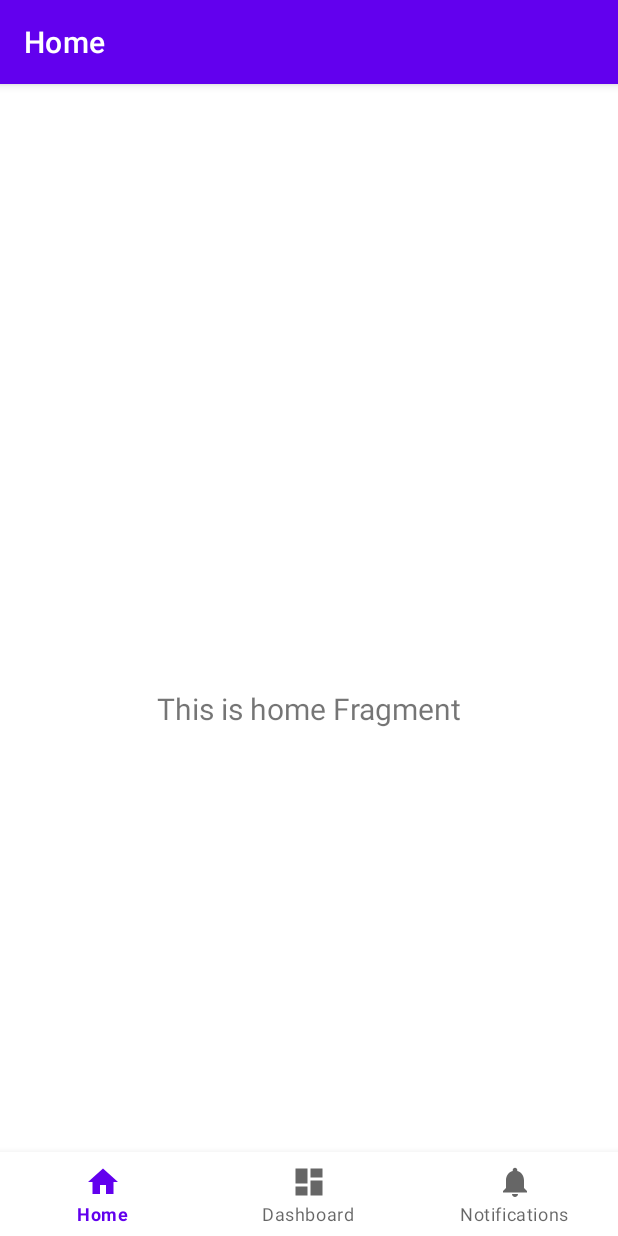
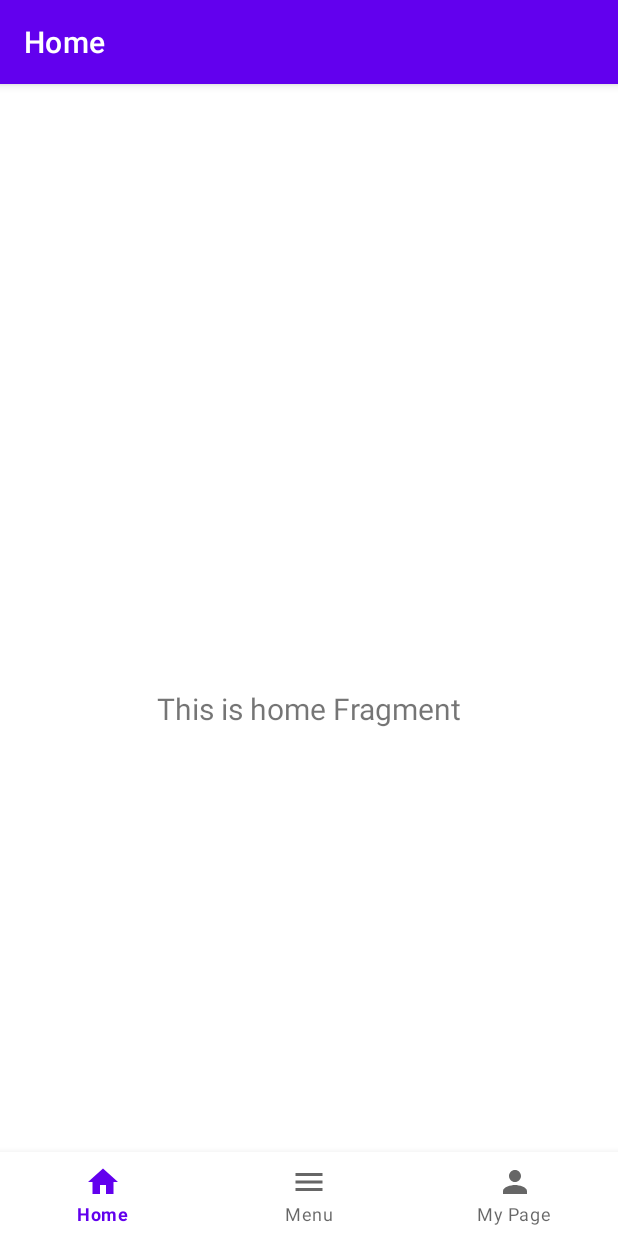
Before and after one commit to Parkjinhye/Cafe-App, an Android app: the screen it shows after launch (MainActivity), on a phone screen of 412 x 824 dp. Run offline under Robolectric (Android 15) with nearby library versions, the light colour scheme and no system bars; our stand-ins replace navigation-ui.

Commit message:
아이콘 변경, 메뉴페이지 텍스트 삭제

```diff
--- /dev/null
+++ b/app/src/main/res/drawable/baseline_menu_24.xml
@@ -0,0 +1,5 @@
+<vector xmlns:android="http://schemas.android.com/apk/res/android" android:height="24dp" android:tint="#000000" android:viewportHeight="24" android:viewportWidth="24" android:width="24dp">
+
+    <path android:fillColor="@android:color/white" android:pathData="M3,18h18v-2L3,16v2zM3,13h18v-2L3,11v2zM3,6v2h18L21,6L3,6z"/>
+
+</vector>
--- /dev/null
+++ b/app/src/main/res/drawable/baseline_person_24.xml
@@ -0,0 +1,5 @@
+<vector xmlns:android="http://schemas.android.com/apk/res/android" android:height="24dp" android:tint="#000000" android:viewportHeight="24" android:viewportWidth="24" android:width="24dp">
+
+    <path android:fillColor="@android:color/white" android:pathData="M12,12c2.21,0 4,-1.79 4,-4s-1.79,-4 -4,-4 -4,1.79 -4,4 1.79,4 4,4zM12,14c-2.67,0 -8,1.34 -8,4v2h16v-2c0,-2.66 -5.33,-4 -8,-4z"/>
+
+</vector>
--- a/app/src/main/res/menu/bottom_nav_menu.xml
+++ b/app/src/main/res/menu/bottom_nav_menu.xml
@@ -8,12 +8,12 @@
 
     <item
         android:id="@+id/navigation_dashboard"
-        android:icon="@drawable/ic_dashboard_black_24dp"
-        android:title="@string/title_dashboard" />
+        android:icon="@drawable/baseline_menu_24"
+        android:title="@string/title_menu" />
 
     <item
         android:id="@+id/navigation_notifications"
-        android:icon="@drawable/ic_notifications_black_24dp"
-        android:title="@string/title_notifications" />
+        android:icon="@drawable/baseline_person_24"
+        android:title="@string/title_myPage" />
 
 </menu>
--- a/app/src/main/res/navigation/mobile_navigation.xml
+++ b/app/src/main/res/navigation/mobile_navigation.xml
@@ -14,12 +14,12 @@
     <fragment
         android:id="@+id/navigation_dashboard"
         android:name="com.example.cafeapp.ui.dashboard.DashboardFragment"
-        android:label="@string/title_dashboard"
+        android:label="@string/title_menu"
         tools:layout="@layout/fragment_dashboard" />
 
     <fragment
         android:id="@+id/navigation_notifications"
         android:name="com.example.cafeapp.ui.notifications.NotificationsFragment"
-        android:label="@string/title_notifications"
+        android:label="@string/title_myPage"
         tools:layout="@layout/fragment_notifications" />
 </navigation>
--- a/app/src/main/res/values/strings.xml
+++ b/app/src/main/res/values/strings.xml
@@ -1,6 +1,6 @@
 <resources>
     <string name="app_name">Cafe App</string>
     <string name="title_home">Home</string>
-    <string name="title_dashboard">Dashboard</string>
-    <string name="title_notifications">Notifications</string>
+    <string name="title_menu">Menu</string>
+    <string name="title_myPage">My Page</string>
 </resources>
```
Also changed, not shown: app/src/main/java/com/example/cafeapp/ui/dashboard/DashboardFragment.kt (+4 -4 lines), app/src/main/res/layout/fragment_dashboard.xml (+0 -14 lines).
